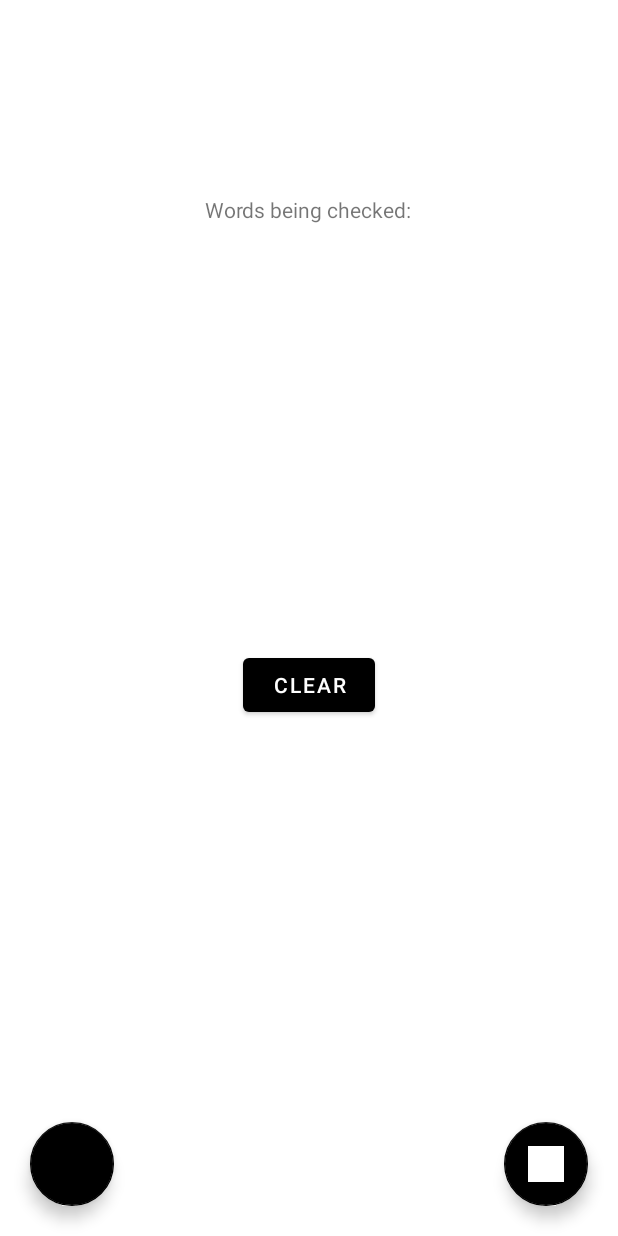
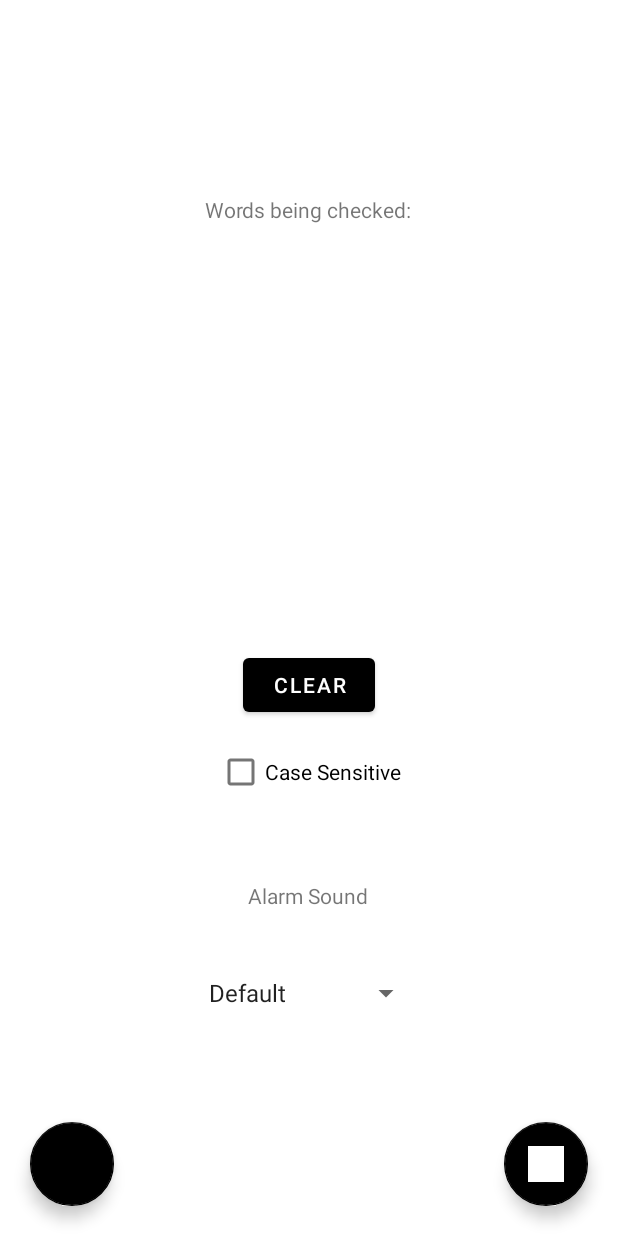
Before and after one commit to TofuStore/NotificationAlarm, an Android app: the screen it shows after launch (MainActivity), on a phone screen of 412 x 824 dp. Run offline under Robolectric (Android 15) with nearby library versions, the light colour scheme and no system bars.

Commit message:
added new alarms with pull down menu and added a case sensitive option

```diff
--- a/app/src/main/java/com/example/thisotheraccount/notificationalarm/MainActivity.java
+++ b/app/src/main/java/com/example/thisotheraccount/notificationalarm/MainActivity.java
@@ -3,36 +3,27 @@ package com.example.thisotheraccount.notificationalarm;
 import androidx.appcompat.app.AppCompatActivity;
 import androidx.core.app.NotificationCompat;
 import androidx.core.app.NotificationManagerCompat;
-import androidx.localbroadcastmanager.content.LocalBroadcastManager;
 
-import android.app.Notification;
 import android.app.NotificationChannel;
 import android.app.NotificationManager;
 import android.app.PendingIntent;
-import android.content.BroadcastReceiver;
-import android.content.ComponentName;
 import android.content.Context;
 import android.content.Intent;
-import android.content.IntentFilter;
-import android.content.ServiceConnection;
 import android.content.SharedPreferences;
-import android.media.Ringtone;
-import android.media.RingtoneManager;
-import android.net.Uri;
 import android.os.Build;
 import android.os.Bundle;
-import android.os.IBinder;
 import android.preference.PreferenceManager;
 import android.provider.Settings;
-import android.service.notification.StatusBarNotification;
 import android.util.Log;
 import android.view.View;
+import android.widget.AdapterView;
+import android.widget.ArrayAdapter;
 import android.widget.Button;
+import android.widget.CheckBox;
+import android.widget.Spinner;
 import android.widget.TextView;
 
 import com.google.android.material.floatingactionbutton.FloatingActionButton;
-
-import org.w3c.dom.Text;
 
 import java.util.ArrayList;
 import java.util.List;
@@ -47,6 +38,8 @@ public class MainActivity extends AppCompatActivity implements MyListener{
     public String teststring = "";
     public String addstring = "";
     public String display = "";
+    public int alarmNumber;
+    public boolean checked = false;
 
 
 
@@ -62,6 +55,28 @@ public class MainActivity extends AppCompatActivity implements MyListener{
 
         Intent inn = getIntent();
         Bundle b = inn.getExtras();
+
+        Spinner spinner = (Spinner) findViewById(R.id.spinner);
+        ArrayAdapter<CharSequence> adapter = ArrayAdapter.createFromResource(this,
+                R.array.alarms_array, android.R.layout.simple_spinner_item);
+        adapter.setDropDownViewResource(android.R.layout.simple_spinner_dropdown_item);
+        spinner.setAdapter(adapter);
+
+        loadSpinner(spinner);
+
+        spinner.setOnItemSelectedListener(new AdapterView.OnItemSelectedListener() {
+            @Override
+            public void onItemSelected(AdapterView<?> parentView, View selectedItemView, int position, long id) {
+                alarmNumber = position;
+                saveSpinner();
+            }
+
+            @Override
+            public void onNothingSelected(AdapterView<?> parentView) {
+                alarmNumber = 0;
+            }
+
+        });
 
         if(b!=null)
         {
@@ -137,8 +152,6 @@ public class MainActivity extends AppCompatActivity implements MyListener{
 
         });
 
-
-
     }
 
 
@@ -159,17 +172,33 @@ public class MainActivity extends AppCompatActivity implements MyListener{
         Log.v("addstring is", "" + addstring);
 
  */
-
+        final CheckBox checkBox = (CheckBox) findViewById(R.id.checkBox);
+        if(checkBox.isChecked()){
             for(int i=0; i<keywords.size(); i++){
                 Log.v("number of words", "" + keywords.size());
                 if(teststring.contains(keywords.get(i))){
                     if(AlarmPlayer.isPlaying == false) {
-                    AlarmPlayer.SoundPlayer(getApplicationContext(), R.raw.fullmetal);
+                        AlarmPlayer.SoundPlayer(getApplicationContext(), findAlarm(alarmNumber));
                         showNotification(keywords.get(i));
                         break;
                     }
                 }
             }
+        }else{
+            String teststring2 = teststring.toLowerCase();
+            for(int i=0; i<keywords.size(); i++){
+                Log.v("lowercase word", "" + keywords.get(i).toLowerCase());
+                if(teststring2.contains(keywords.get(i).toLowerCase())){
+                    if(AlarmPlayer.isPlaying == false) {
+                        AlarmPlayer.SoundPlayer(getApplicationContext(), findAlarm(alarmNumber));
+                        showNotification(keywords.get(i));
+                        break;
+                    }
+                }
+            }
+        }
+
+
 
     }
 
@@ -224,7 +253,7 @@ public class MainActivity extends AppCompatActivity implements MyListener{
 
     public static void loadArray(Context mContext)
     {
-        SharedPreferences mSharedPreference1 =   PreferenceManager.getDefaultSharedPreferences(mContext);
+        SharedPreferences mSharedPreference1 = PreferenceManager.getDefaultSharedPreferences(mContext);
         keywords.clear();
         int size = mSharedPreference1.getInt("Status_size", 0);
 
@@ -235,5 +264,34 @@ public class MainActivity extends AppCompatActivity implements MyListener{
 
     }
 
+    public void saveSpinner(){
+        SharedPreferences sharedPref = getSharedPreferences("FileName",0);
+        SharedPreferences.Editor prefEditor = sharedPref.edit();
+        prefEditor.putInt("userChoiceSpinner",alarmNumber);
+        prefEditor.commit();
+    }
+
+    public void loadSpinner(Spinner spinner){
+        SharedPreferences sharedPref = getSharedPreferences("FileName",MODE_PRIVATE);
+        int spinnerValue = sharedPref.getInt("userChoiceSpinner",-1);
+        if(spinnerValue != -1) {
+            // set the selected value of the spinner
+            spinner.setSelection(spinnerValue);
+        }
+    }
+
+    public int findAlarm(int num){
+        if(num == 0){
+            return R.raw.fart;
+        }
+        if(num == 1){
+            return R.raw.fullmetal;
+        }
+        if(num == 2){
+            return R.raw.chungus;
+        }
+        return 0;
+    }
+
 
 }
--- a/app/src/main/res/layout/activity_main.xml
+++ b/app/src/main/res/layout/activity_main.xml
@@ -15,6 +15,7 @@
         android:layout_height="wrap_content"
         android:layout_marginEnd="20dp"
         android:layout_marginBottom="20dp"
+        android:contentDescription="create button"
         android:src="@drawable/ic_launcher_background"
         card_view:layout_constraintBottom_toBottomOf="parent"
         card_view:layout_constraintEnd_toEndOf="parent" />
@@ -27,7 +28,8 @@
         android:layout_marginStart="20dp"
         android:layout_marginBottom="20dp"
         card_view:layout_constraintBottom_toBottomOf="parent"
-        card_view:layout_constraintStart_toStartOf="parent" />
+        card_view:layout_constraintStart_toStartOf="parent"
+        android:contentDescription="TODO" />
 
     <TextView
         android:id="@+id/textView"
@@ -48,7 +50,7 @@
         android:layout_marginStart="136dp"
         android:layout_marginTop="100dp"
         android:layout_marginEnd="137dp"
-        android:text="Words being checked:"
+        android:text="@string/words_being_checked"
         card_view:layout_constraintBottom_toTopOf="@+id/textView"
         card_view:layout_constraintEnd_toEndOf="parent"
         card_view:layout_constraintStart_toStartOf="parent"
@@ -59,10 +61,43 @@
         android:layout_width="wrap_content"
         android:layout_height="wrap_content"
         android:layout_marginTop="15dp"
-        android:text="CLEAR"
+        android:text="@string/clear"
         card_view:layout_constraintEnd_toEndOf="parent"
         card_view:layout_constraintStart_toStartOf="parent"
         card_view:layout_constraintTop_toBottomOf="@+id/textView" />
 
+    <Spinner
+        android:id="@+id/spinner"
+        android:layout_width="150dp"
+        android:layout_height="wrap_content"
+        android:layout_marginBottom="150dp"
+        card_view:layout_constraintBottom_toBottomOf="parent"
+        card_view:layout_constraintEnd_toEndOf="parent"
+        card_view:layout_constraintStart_toStartOf="parent" />
+
+    <CheckBox
+        android:id="@+id/checkBox"
+        android:layout_width="wrap_content"
+        android:layout_height="wrap_content"
+        android:layout_marginTop="10dp"
+        android:text="@string/case_sensitive"
+        card_view:layout_constraintEnd_toEndOf="parent"
+        card_view:layout_constraintStart_toStartOf="parent"
+        card_view:layout_constraintTop_toBottomOf="@+id/clearButton" />
+
+    <TextView
+        android:id="@+id/textView4"
+        android:layout_width="wrap_content"
+        android:layout_height="wrap_content"
+        android:layout_marginStart="176dp"
+        android:layout_marginTop="25dp"
+        android:layout_marginEnd="177dp"
+        android:layout_marginBottom="20dp"
+        android:text="@string/alarm_sound"
+        card_view:layout_constraintBottom_toTopOf="@+id/spinner"
+        card_view:layout_constraintEnd_toEndOf="parent"
+        card_view:layout_constraintStart_toStartOf="parent"
+        card_view:layout_constraintTop_toBottomOf="@+id/checkBox" />
+
 
 </androidx.constraintlayout.widget.ConstraintLayout>
--- a/app/src/main/res/values/strings.xml
+++ b/app/src/main/res/values/strings.xml
@@ -1,3 +1,12 @@
 <resources>
     <string name="app_name">NotificationAlarm</string>
+    <string name="case_sensitive">Case Sensitive</string>
+    <string name="clear">CLEAR</string>
+    <string name="words_being_checked">Words being checked:</string>
+    <string name="alarm_sound">Alarm Sound</string>
+    <string-array name="alarms_array">
+        <item>Default</item>
+        <item>Fullmetal</item>
+        <item>Chungus</item>
+    </string-array>
 </resources>
```
Also changed, not shown: app/src/main/res/layout/create_page.xml (+20 -8 lines), 2 other files. Lines whose indentation alone changed are shown as unchanged.
